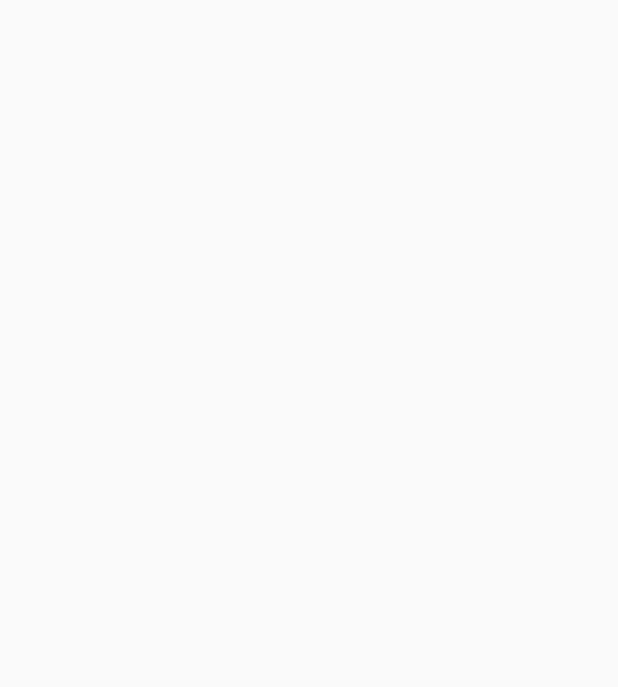
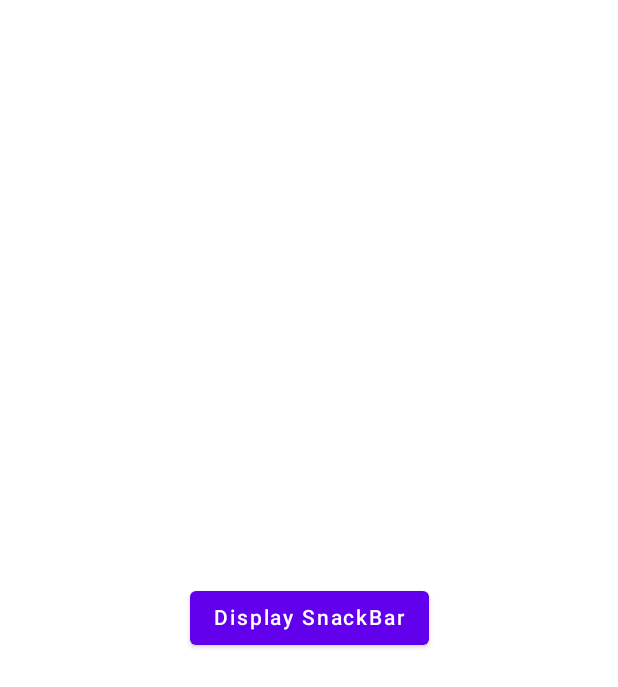
Before and after one commit to metehanbolatt/SnackbarCompose, an Android app built with Jetpack Compose: the screen it shows after launch (MainActivity), on a phone screen of 412 x 824 dp. Before the commit the part shown is empty. Shown: the top 687 px of the screen. Run offline under Robolectric (Android 15) with nearby library versions, the phone set to English and light mode, and no system bars.

Commit message:
SnackBar was completed.

```diff
--- a/app/src/main/java/com/metehanbolat/snackbarcompose/MainActivity.kt
+++ b/app/src/main/java/com/metehanbolat/snackbarcompose/MainActivity.kt
@@ -3,15 +3,60 @@ package com.metehanbolat.snackbarcompose
 import android.os.Bundle
 import androidx.activity.ComponentActivity
 import androidx.activity.compose.setContent
+import androidx.compose.foundation.layout.Box
+import androidx.compose.foundation.layout.fillMaxSize
+import androidx.compose.foundation.layout.padding
+import androidx.compose.material.*
+import androidx.compose.runtime.Composable
+import androidx.compose.runtime.rememberCoroutineScope
+import androidx.compose.ui.Alignment
+import androidx.compose.ui.Modifier
 import com.metehanbolat.snackbarcompose.ui.theme.SnackbarComposeTheme
+import kotlinx.coroutines.CoroutineScope
+import kotlinx.coroutines.launch
 
 class MainActivity : ComponentActivity() {
     override fun onCreate(savedInstanceState: Bundle?) {
         super.onCreate(savedInstanceState)
         setContent {
             SnackbarComposeTheme {
-
+                Surface(
+                    modifier = Modifier.fillMaxSize(),
+                    color = MaterialTheme.colors.background
+                ) {
+                    DisplaySnackBar()
+                }
             }
         }
     }
 }
+
+@Composable
+fun DisplaySnackBar() {
+    val scaffoldState: ScaffoldState = rememberScaffoldState()
+    val coroutineScope: CoroutineScope = rememberCoroutineScope()
+
+    Scaffold(
+        scaffoldState = scaffoldState,
+    ) { paddingValues ->
+        Box(
+            modifier = Modifier.padding(paddingValues).fillMaxSize(),
+            contentAlignment = Alignment.Center
+        ) {
+            Button(
+                onClick = {
+                    coroutineScope.launch {
+                        scaffoldState.snackbarHostState.showSnackbar(
+                            message = "This is the message",
+                            actionLabel = "Okay",
+                            duration = SnackbarDuration.Long
+                        )
+                    }
+                }
+            ) {
+                Text(text = "Display SnackBar")
+            }
+        }
+
+    }
+}
```
